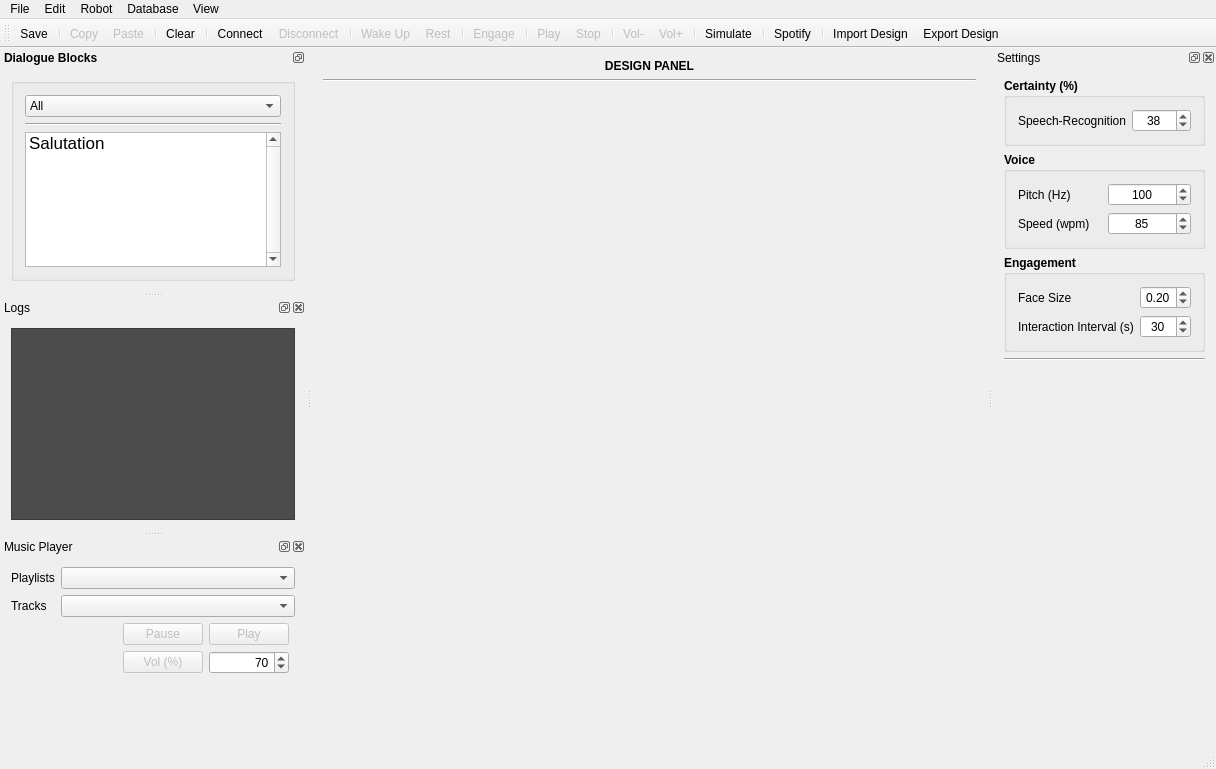
Before: the Qt Designer form interaction_manager/ui/dialogmainwindow.ui in ES-TUDelft/interaction-design-tool-ir, drawn with Qt 5.
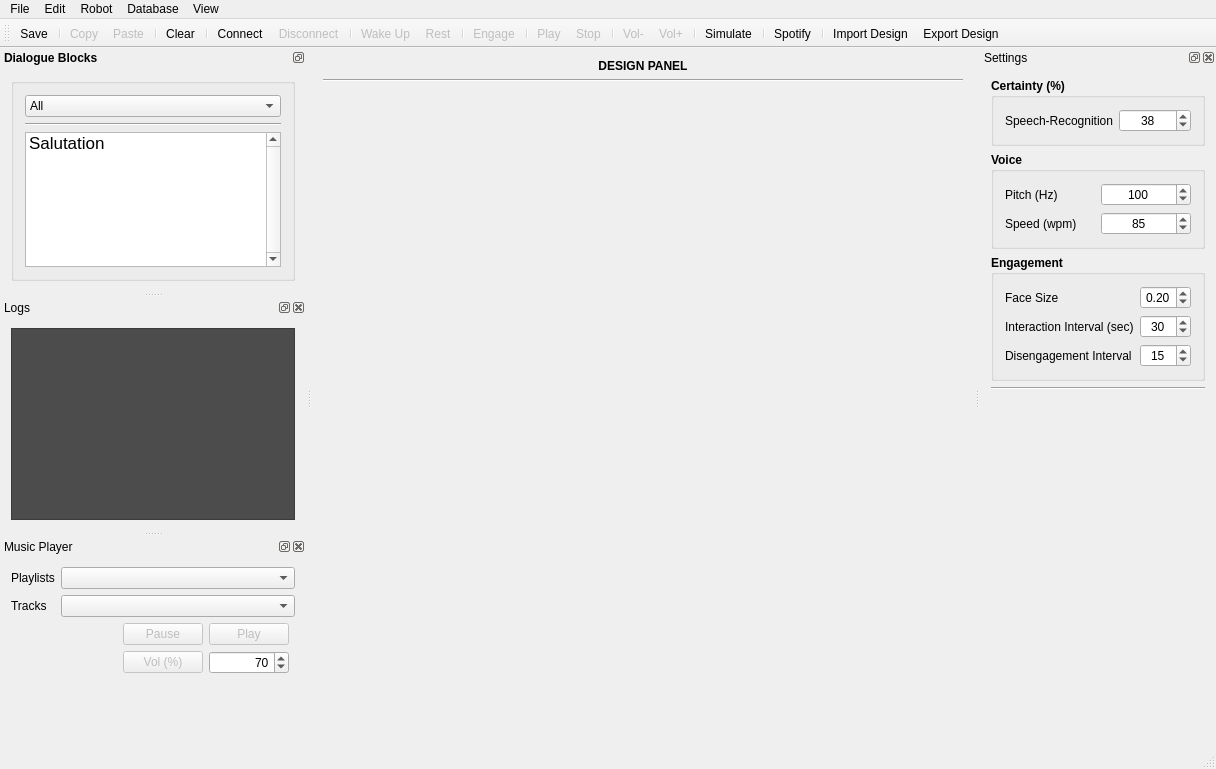
After: the same form once the commit is applied. Icons and pictures are not drawn.

```diff
--- a/interaction_manager/ui/dialogmainwindow.ui
+++ b/interaction_manager/ui/dialogmainwindow.ui
@@ -775,19 +775,6 @@
               </property>
              </widget>
             </item>
-            <item row="1" column="0">
-             <widget class="QLabel" name="label_7">
-              <property name="font">
-               <font>
-                <weight>50</weight>
-                <bold>false</bold>
-               </font>
-              </property>
-              <property name="text">
-               <string>Interaction Interval (s)</string>
-              </property>
-             </widget>
-            </item>
             <item row="1" column="1">
              <widget class="QSpinBox" name="interactionIntervalSpinBox">
               <property name="font">
@@ -835,6 +822,54 @@
               </property>
              </widget>
             </item>
+            <item row="1" column="0">
+             <widget class="QLabel" name="label_7">
+              <property name="font">
+               <font>
+                <weight>50</weight>
+                <bold>false</bold>
+               </font>
+              </property>
+              <property name="text">
+               <string>Interaction Interval (sec)</string>
+              </property>
+             </widget>
+            </item>
+            <item row="2" column="0">
+             <widget class="QLabel" name="label_9">
+              <property name="font">
+               <font>
+                <weight>50</weight>
+                <bold>false</bold>
+               </font>
+              </property>
+              <property name="text">
+               <string>Disengagement Interval</string>
+              </property>
+             </widget>
+            </item>
+            <item row="2" column="1">
+             <widget class="QSpinBox" name="disengagementIntervalSpinBox">
+              <property name="font">
+               <font>
+                <weight>50</weight>
+                <bold>false</bold>
+               </font>
+              </property>
+              <property name="alignment">
+               <set>Qt::AlignCenter</set>
+              </property>
+              <property name="minimum">
+               <number>5</number>
+              </property>
+              <property name="singleStep">
+               <number>5</number>
+              </property>
+              <property name="value">
+               <number>15</number>
+              </property>
+             </widget>
+            </item>
            </layout>
           </item>
          </layout>
```
